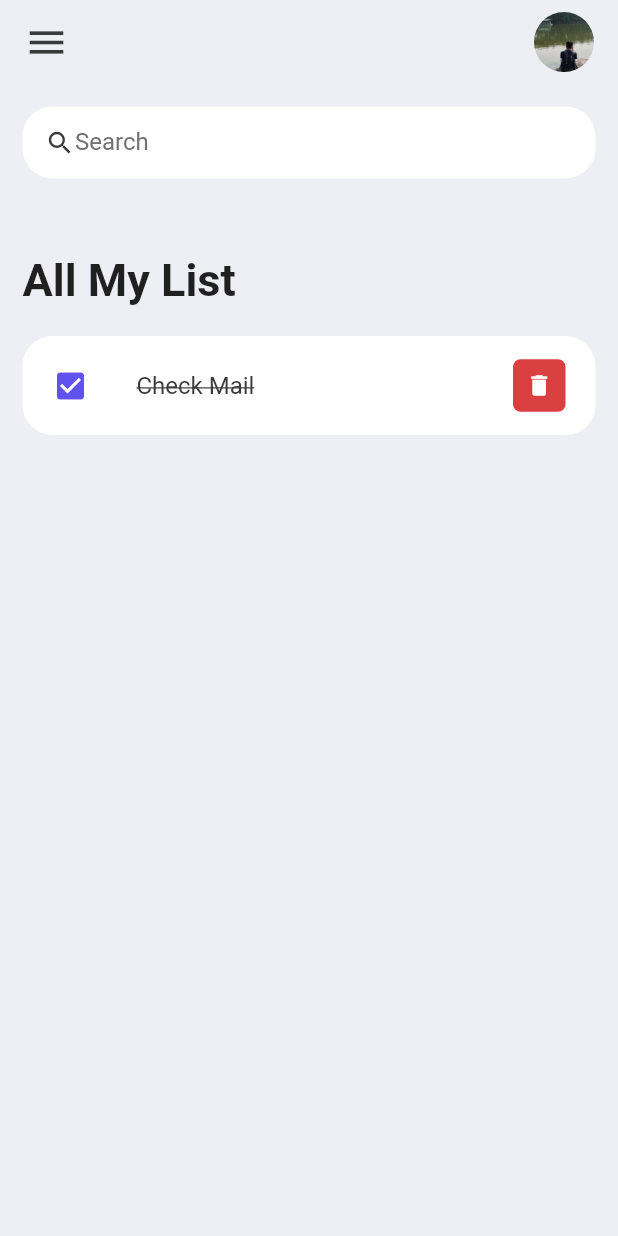
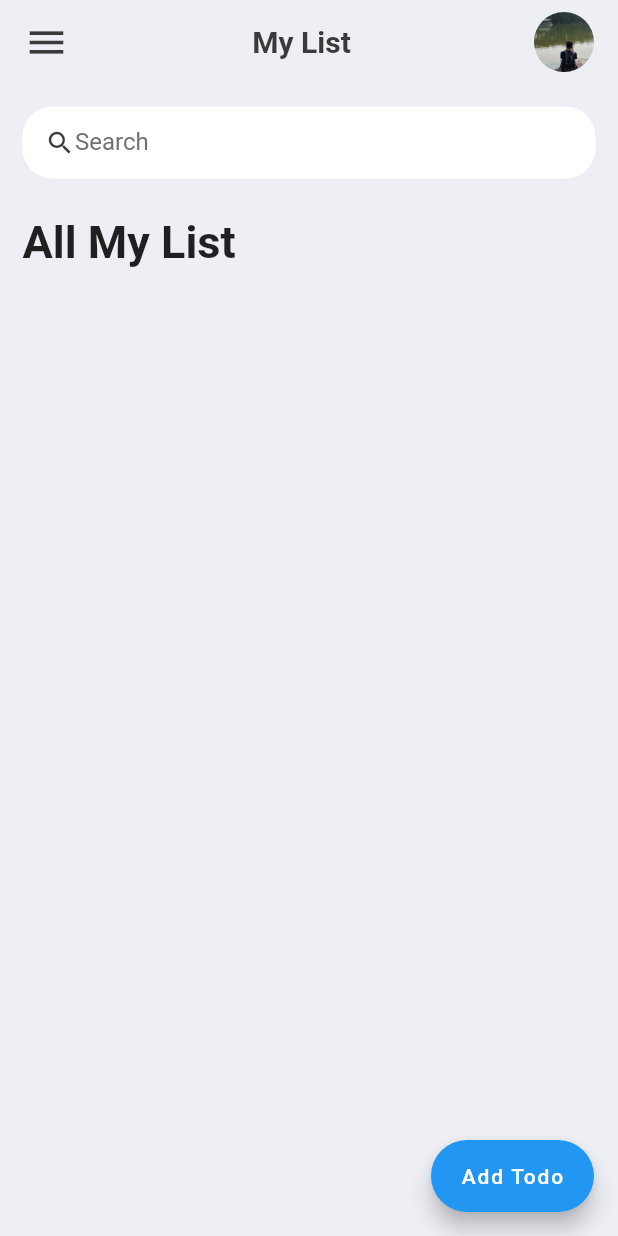
Before and after one commit to dedefaizzz/todo_list_data_lokal, a Flutter app: the screen it shows after launch, on a phone screen of 412 x 824 dp. Run offline on Flutter 3.47's test engine with Material 2 defaults, Android fonts, the phone set to English and light mode, and no system bars.

```diff
--- /dev/null
+++ b/lib/screens/add_page.dart
@@ -0,0 +1,21 @@
+import 'package:flutter/material.dart';
+import 'package:todo_list/constants/colors.dart';
+
+class AddTodoPage extends StatelessWidget {
+  const AddTodoPage({super.key});
+
+  @override
+  Widget build(BuildContext context) {
+    return Scaffold(
+      appBar: AppBar(
+        title: Text('Add Todo'),
+      ),
+      body: ListView(
+        children: [
+          TextField(),
+          TextField(),
+        ],
+      ),
+    );
+  }
+}
--- a/lib/screens/home.dart
+++ b/lib/screens/todo_list.dart
@@ -1,9 +1,9 @@
 import 'package:flutter/material.dart';
 import 'package:todo_list/constants/colors.dart';
-import 'package:todo_list/widgets/todo_item.dart';
+import 'package:todo_list/screens/add_page.dart';
 
-class Home extends StatelessWidget {
-  const Home({super.key});
+class ToDoListPage extends StatelessWidget {
+  const ToDoListPage({super.key});
 
   @override
   Widget build(BuildContext context) {
@@ -20,7 +20,7 @@ class Home extends StatelessWidget {
                 children: [
                   Container(
                     margin: EdgeInsets.only(
-                      top: 50,
+                      top: 25,
                       bottom: 20,
                     ),
                     child: Text(
@@ -31,14 +31,26 @@ class Home extends StatelessWidget {
                       ),
                     ),
                   ),
-                  ToDoItem(),
                 ],
               ),
             ),
           ],
         ),
       ),
+      floatingActionButton: FloatingActionButton.extended(
+        onPressed: () {
+          NavigateToAddPage(context);
+        },
+        label: Text('Add Todo'),
+      ),
     );
+  }
+
+  void NavigateToAddPage(BuildContext context) {
+    final route = MaterialPageRoute(
+      builder: (context) => AddTodoPage(),
+    );
+    Navigator.push(context, route);
   }
 
   AppBar _buildAppBar() {
@@ -52,6 +64,14 @@ class Home extends StatelessWidget {
             Icons.menu,
             color: tdBlack,
             size: 30,
+          ),
+          Text(
+            'My List',
+            style: TextStyle(
+              fontSize: 20,
+              fontWeight: FontWeight.bold,
+              color: tdBlack,
+            ),
           ),
           Container(
             height: 40,
--- a/lib/widgets/main.dart
+++ b/lib/widgets/main.dart
@@ -1,6 +1,6 @@
 import 'package:flutter/material.dart';
 import 'package:flutter/services.dart';
-import 'package:todo_list/screens/home.dart';
+import 'package:todo_list/screens/todo_list.dart';
 
 void main() {
   runApp(const MainApp());
@@ -13,10 +13,10 @@ class MainApp extends StatelessWidget {
   Widget build(BuildContext context) {
     SystemChrome.setSystemUIOverlayStyle(
         SystemUiOverlayStyle(statusBarColor: Colors.transparent));
-    return const MaterialApp(
+    return MaterialApp(
       debugShowCheckedModeBanner: false,
       title: 'ToDo App',
-      home: Home(),
+      home: ToDoListPage(),
     );
   }
 }
--- a/lib/widgets/todo_item.dart
+++ /dev/null
@@ -1,52 +0,0 @@
-import 'package:flutter/material.dart';
-import 'package:todo_list/constants/colors.dart';
-
-class ToDoItem extends StatelessWidget {
-  const ToDoItem({super.key});
-
-  @override
-  Widget build(BuildContext context) {
-    return Container(
-      child: ListTile(
-        onTap: () {},
-        shape: RoundedRectangleBorder(
-          borderRadius: BorderRadius.circular(20),
-        ),
-        contentPadding: EdgeInsets.symmetric(
-          horizontal: 20,
-          vertical: 5,
-        ),
-        tileColor: Colors.white,
-        leading: Icon(
-          Icons.check_box,
-          color: tdBlue,
-        ),
-        title: Text(
-          'Check Mail',
-          style: TextStyle(
-            fontSize: 16,
-            color: tdBlack,
-            decoration: TextDecoration
-                .lineThrough, // menggarisi list yg sudah dilakukan
-          ),
-        ),
-        trailing: Container(
-          padding: EdgeInsets.all(0),
-          margin: EdgeInsets.symmetric(vertical: 10),
-          height: 35,
-          width: 35,
-          decoration: BoxDecoration(
-            color: tdRed,
-            borderRadius: BorderRadius.circular(5),
-          ),
-          child: IconButton(
-            color: Colors.white,
-            iconSize: 18,
-            icon: Icon(Icons.delete),
-            onPressed: () {},
-          ),
-        ),
-      ),
-    );
-  }
-}
```
